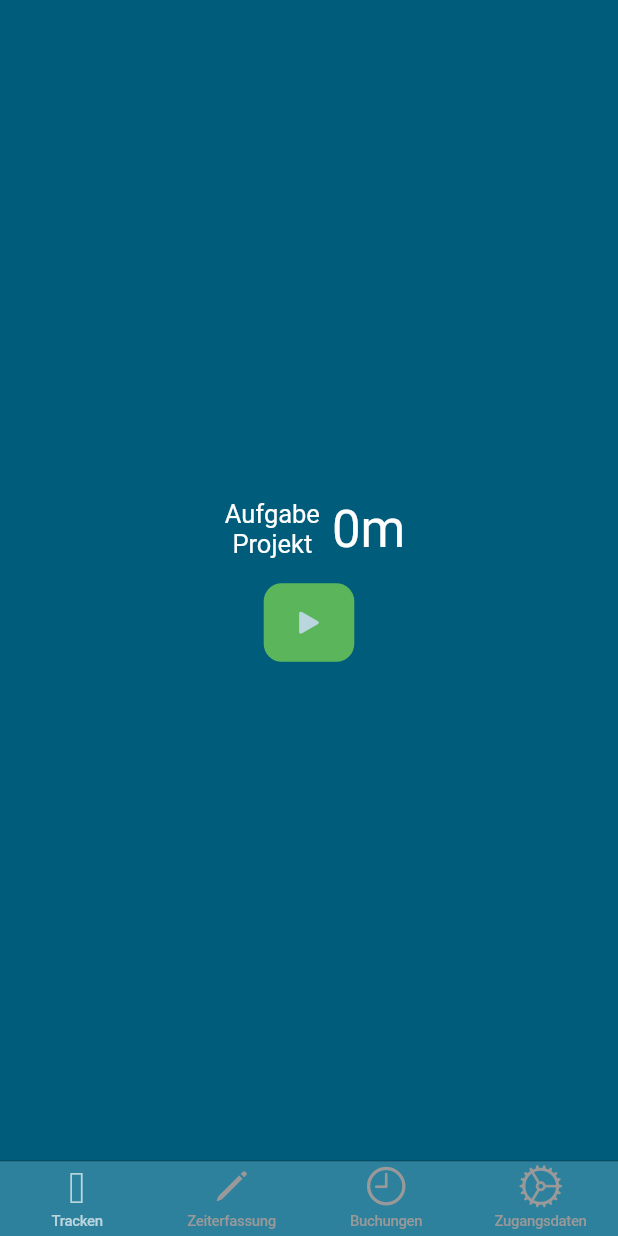
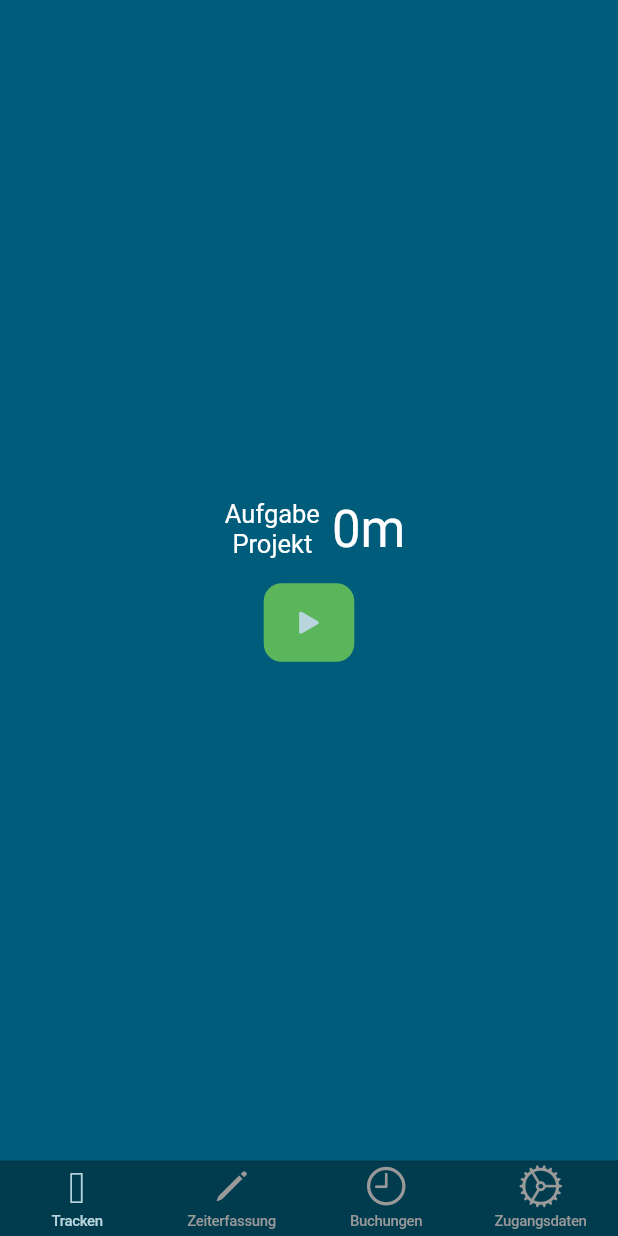
Before and after one commit to SimonIT/timetracker, a Flutter app: the screen it shows after launch, on a phone screen of 412 x 824 dp. Run offline on Flutter 3.47's test engine with Material 2 defaults, Android fonts, the phone set to English and light mode, and no system bars.

Commit message:
darker bar

```diff
--- a/lib/main.dart
+++ b/lib/main.dart
@@ -23,8 +23,8 @@ class _MyAppState extends State<MyApp> {
       title: 'Papierkram.de TimeTracker',
       theme: CupertinoThemeData(
         primaryColor: Color.fromRGBO(185, 213, 222, 1),
-        primaryContrastingColor: Color.fromRGBO(0, 56, 75, 1),
-        barBackgroundColor: Color.fromRGBO(46, 129, 157, 1),
+        primaryContrastingColor: Color.fromRGBO(0, 59, 78, 1),
+        barBackgroundColor: Color.fromRGBO(0, 59, 78, 1),
         textTheme: CupertinoTextThemeData(
           textStyle: TextStyle(
             color: CupertinoColors.white,
```
